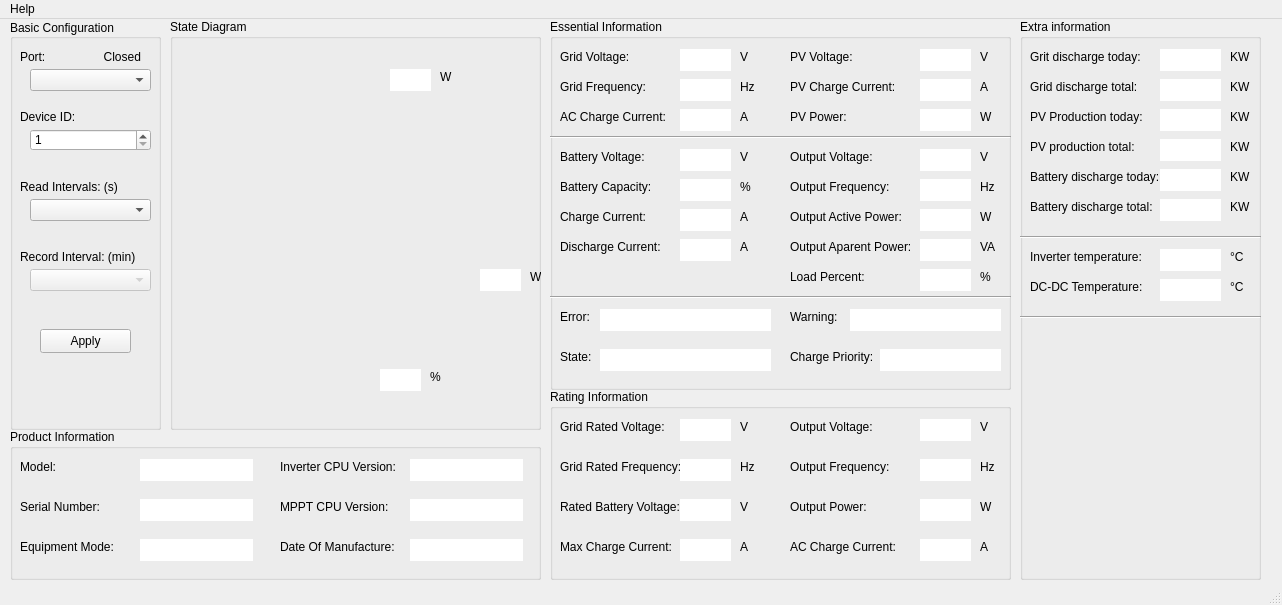
Qt form GrowattMonitorUi/mainwindow.ui (MorgothCreator/GrowattMonitorUi) before a commit.
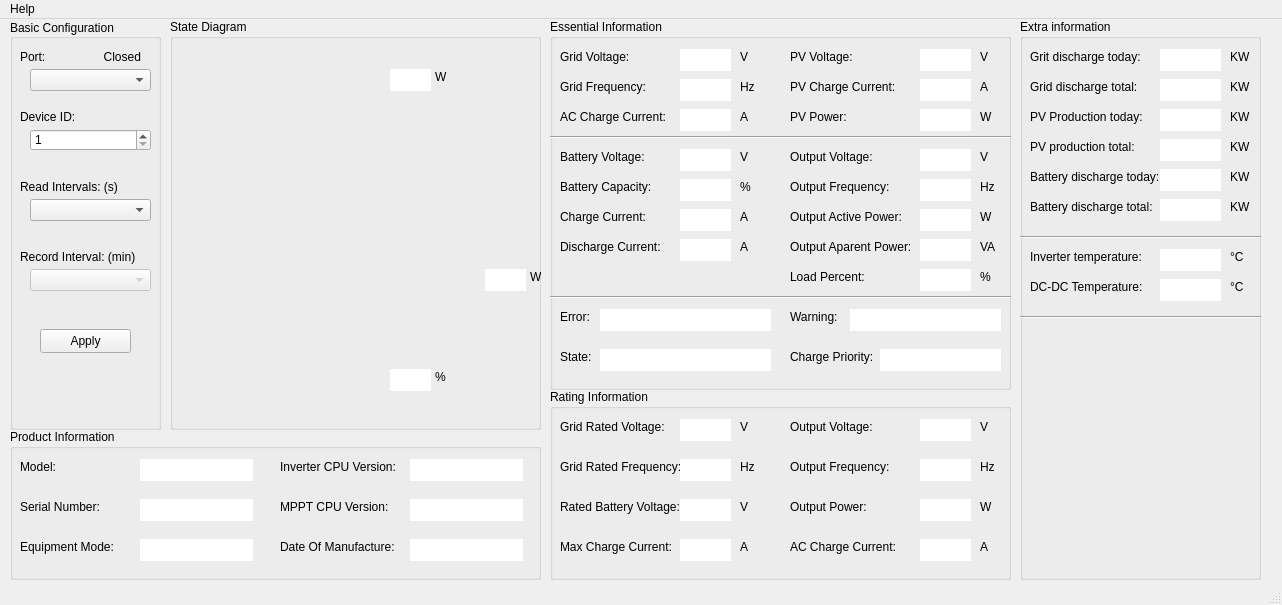
The same form after that commit. Icons and pictures are not drawn.

Commit message: Fix Light/Dark theme on MacOsX, Fix AC Charge current calculus

```diff
--- a/GrowattMonitorUi/mainwindow.ui
+++ b/GrowattMonitorUi/mainwindow.ui
@@ -1995,7 +1995,7 @@
     <widget class="QLabel" name="label_79">
      <property name="geometry">
       <rect>
-       <x>260</x>
+       <x>265</x>
        <y>350</y>
        <width>16</width>
        <height>16</height>
@@ -2563,7 +2563,7 @@
     <widget class="QLineEdit" name="lineEditOutputActivePower_2">
      <property name="geometry">
       <rect>
-       <x>310</x>
+       <x>315</x>
        <y>250</y>
        <width>41</width>
        <height>22</height>
@@ -2695,7 +2695,7 @@
     <widget class="QLineEdit" name="lineEditBatteryCapacity_2">
      <property name="geometry">
       <rect>
-       <x>210</x>
+       <x>220</x>
        <y>350</y>
        <width>41</width>
        <height>22</height>
@@ -2714,7 +2714,7 @@
     <widget class="QLabel" name="label_77">
      <property name="geometry">
       <rect>
-       <x>270</x>
+       <x>265</x>
        <y>50</y>
        <width>16</width>
        <height>16</height>
```
Left out of the diff: 30 changed lines with no effect on the pictures. The commit also changes 2 other files.
